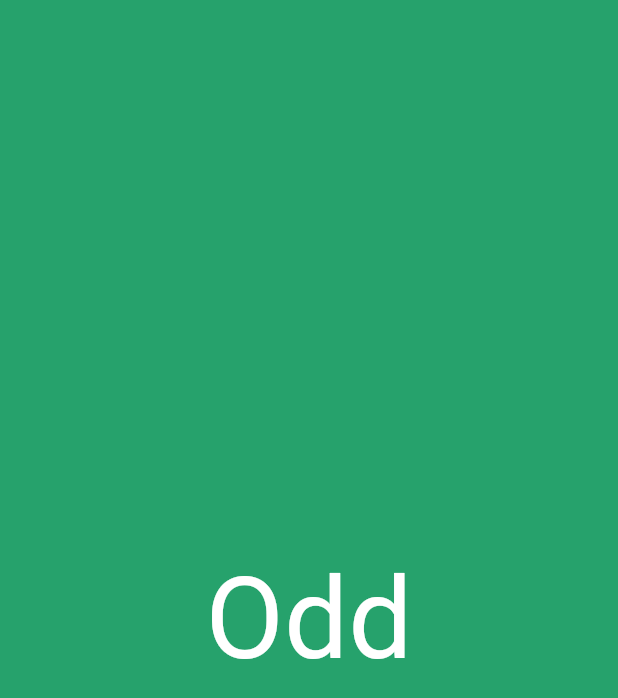
After one commit to PiotrFLEURY/watchers, a Flutter app: the screen it shows after launch, after a tap on "EvenOdd", on a phone screen of 412 x 824 dp. The commit adds this screen. Shown: the top 698 px of the screen. Run offline on Flutter 3.47's test engine with Material 2 defaults, Android fonts, the phone set to English and light mode, and no system bars.

Commit message:
feat(builders): create WatcherBuilder

```diff
--- a/example/lib/app.dart
+++ b/example/lib/app.dart
@@ -1,4 +1,5 @@
 import 'package:example/pages/authentication/authentication_page.dart';
+import 'package:example/pages/even_odd/even_odd_page.dart';
 import 'package:example/pages/fibonnacci/fibonacci_page.dart';
 import 'package:example/pages/counter/counter_page.dart';
 import 'package:example/pages/home/home.dart';
@@ -26,6 +27,7 @@ class MyApp extends StatelessWidget {
             ),
         '/fibonnacci': (context) => const FibonnacciPage(),
         '/authentication': (context) => const AuthenticationPage(),
+        '/evenOdd': (context) => const EvenOddPage(),
       },
       initialRoute: initialRoute,
     );
--- /dev/null
+++ b/example/lib/pages/even_odd/even_odd_page.dart
@@ -0,0 +1,34 @@
+import 'package:example/pages/even_odd/widgets/colored_container.dart';
+import 'package:example/watchers/even_or_odd.dart';
+import 'package:flutter/material.dart';
+
+class EvenOddPage extends StatelessWidget {
+  const EvenOddPage({super.key});
+
+  @override
+  Widget build(BuildContext context) {
+    return Scaffold(
+      body: EvenOrOdd(
+        state: EvenOddState(0),
+        builders: {
+          'even': _buildEven,
+          'odd': _buildOdd,
+        },
+      ),
+    );
+  }
+
+  Widget _buildEven(BuildContext context) {
+    return const ColoredContainer(
+      text: 'Even',
+      color: Colors.green,
+    );
+  }
+
+  Widget _buildOdd(BuildContext context) {
+    return const ColoredContainer(
+      text: 'Odd',
+      color: Colors.teal,
+    );
+  }
+}
--- /dev/null
+++ b/example/lib/pages/even_odd/widgets/colored_container.dart
@@ -0,0 +1,31 @@
+import 'package:flutter/material.dart';
+
+class ColoredContainer extends StatelessWidget {
+  final Color color;
+  final String text;
+
+  const ColoredContainer({
+    super.key,
+    required this.color,
+    required this.text,
+  });
+
+  @override
+  Widget build(BuildContext context) {
+    return AnimatedContainer(
+      duration: const Duration(
+        milliseconds: 200,
+      ),
+      color: color,
+      child: Center(
+        child: Text(
+          text,
+          style: const TextStyle(
+            fontSize: 76.0,
+            color: Colors.white,
+          ),
+        ),
+      ),
+    );
+  }
+}
--- a/example/lib/pages/home/home.dart
+++ b/example/lib/pages/home/home.dart
@@ -13,6 +13,7 @@ class HomePage extends StatelessWidget {
           PageSelector(label: 'Fibonnacci', path: '/fibonnacci'),
           PageSelector(label: 'Messages', path: '/messages'),
           PageSelector(label: 'Authentication', path: '/authentication'),
+          PageSelector(label: 'EvenOdd', path: '/evenOdd'),
         ],
       ),
     );
--- /dev/null
+++ b/example/lib/watchers/even_or_odd.dart
@@ -0,0 +1,25 @@
+import 'package:flutter/widgets.dart';
+import 'package:watchers/watchers.dart';
+
+class EvenOrOdd extends WatcherBuilder<EvenOddState> {
+  EvenOrOdd({super.key, required super.state, required super.builders});
+
+  static EvenOrOdd of(BuildContext context) => Watcher.of<EvenOrOdd>(context);
+}
+
+class EvenOddState extends NumericState {
+  EvenOddState(super.number) {
+    _infiniteLoop();
+  }
+
+  void _infiniteLoop() {
+    Future.delayed(const Duration(seconds: 1), () {
+      value = value + 1;
+      debugPrint('value:$value');
+      _infiniteLoop();
+    });
+  }
+
+  @override
+  String get currentState => value % 2 == 0 ? 'even' : 'odd';
+}
--- a/lib/states/generic_state.dart
+++ b/lib/states/generic_state.dart
@@ -24,6 +24,9 @@ class GenericState<V> with ChangeNotifier {
     notifyListeners();
   }
 
+  /// Return the current "state" name
+  String get currentState => 'default';
+
   @override
   String toString() => _value.toString();
 }
--- a/lib/watchers.dart
+++ b/lib/watchers.dart
@@ -4,3 +4,4 @@ export 'package:watchers/states/generic_state.dart';
 export 'package:watchers/states/list_state.dart';
 export 'package:watchers/states/numeric_state.dart';
 export 'package:watchers/watchers/watcher.dart';
+export 'package:watchers/watchers/builders.dart';
--- /dev/null
+++ b/lib/watchers/builders.dart
@@ -0,0 +1,43 @@
+import 'package:flutter/material.dart';
+import 'package:watchers/states/generic_state.dart';
+import 'package:watchers/watchers/watcher.dart';
+
+/// Builder class handling content switching depending on the current state
+///
+/// Provide multiple builders with different state names
+/// MyWatcher(
+///   state: MyState(),
+///   builders: {
+///     'loading': _buildLoadingFunction,
+///     'error': _buildError,
+///     'showContent': _buildContentFunction,
+///     'makingCoffee': _teapot,
+///     '42': _answerToUniversAndEverythingElse
+///   }
+/// )
+class WatcherBuilder<S extends GenericState> extends Watcher<S> {
+  final Map<String, WidgetBuilder> builders;
+
+  WatcherBuilder({
+    super.key,
+    required super.state,
+    required this.builders,
+  }) : super(
+          builder: (context) => _WatcherBuilder(
+            state,
+            builders,
+          ),
+        );
+}
+
+class _WatcherBuilder extends StatelessWidget {
+  final GenericState state;
+  final Map<String, WidgetBuilder> builders;
+
+  const _WatcherBuilder(this.state, this.builders);
+
+  @override
+  Widget build(BuildContext context) {
+    return builders[state.currentState]!.call(context);
+  }
+}
```
Also changed, not shown: 1 other file.
